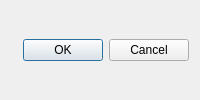
Before: the Qt Designer form src/tasks/export/exportconfigurator.ui in alorence/tym, drawn with Qt 5.
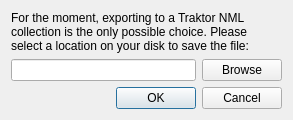
After: the same form once the commit is applied.

Commit message: (export) Add method to browse target file

```diff
--- a/src/tasks/export/exportconfigurator.ui
+++ b/src/tasks/export/exportconfigurator.ui
@@ -6,7 +6,27 @@
    <string>Rename your files</string>
   </property>
   <layout class="QGridLayout" name="gridLayout">
-   <item row="0" column="0">
+   <item row="0" column="0" colspan="2">
+    <widget class="QLabel" name="label_2">
+     <property name="text">
+      <string>For the moment, exporting to a Traktor NML collection is the only possible choice. Please select a location on your disk to save the file:</string>
+     </property>
+     <property name="wordWrap">
+      <bool>true</bool>
+     </property>
+    </widget>
+   </item>
+   <item row="1" column="0">
+    <widget class="QLineEdit" name="targetFilePath"/>
+   </item>
+   <item row="1" column="1">
+    <widget class="QPushButton" name="browseButton">
+     <property name="text">
+      <string>Browse</string>
+     </property>
+    </widget>
+   </item>
+   <item row="2" column="0" colspan="2">
     <widget class="QDialogButtonBox" name="buttonBox">
      <property name="orientation">
       <enum>Qt::Horizontal</enum>
```
The commit also changes 2 other files.
